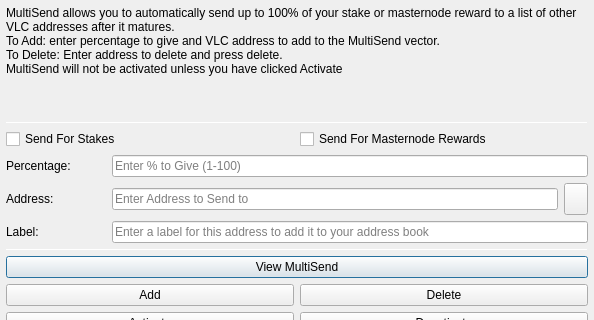
First picture: the form in src/qt/forms/multisenddialog.ui, repository laurobeleche/bitgreen-byron, before the edit; both pictures show x 0 to 594 and y 0 to 320 of the 594 by 526 pixel window.
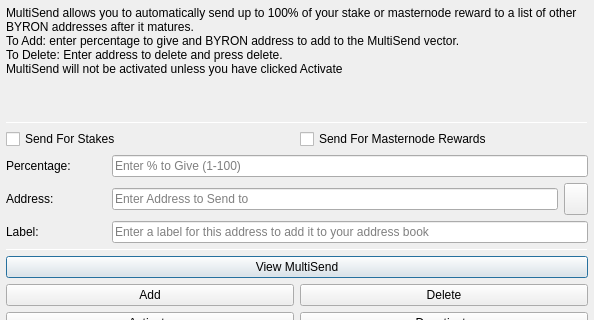
Second picture: the form after the edit. Icons and pictures are not drawn.

What changed in the file:
```diff
--- a/src/qt/forms/multisenddialog.ui
+++ b/src/qt/forms/multisenddialog.ui
@@ -37,8 +37,8 @@
         <number>1</number>
        </property>
        <property name="text">
-        <string>MultiSend allows you to automatically send up to 100% of your stake or masternode reward to a list of other VLC addresses after it matures.
-To Add: enter percentage to give and VLC address to add to the MultiSend vector.
+        <string>MultiSend allows you to automatically send up to 100% of your stake or masternode reward to a list of other BYRON addresses after it matures.
+To Add: enter percentage to give and BYRON address to add to the MultiSend vector.
 To Delete: Enter address to delete and press delete.
 MultiSend will not be activated unless you have clicked Activate</string>
        </property>
```
Left out of the diff: 4 changed lines with no effect on the pictures.
